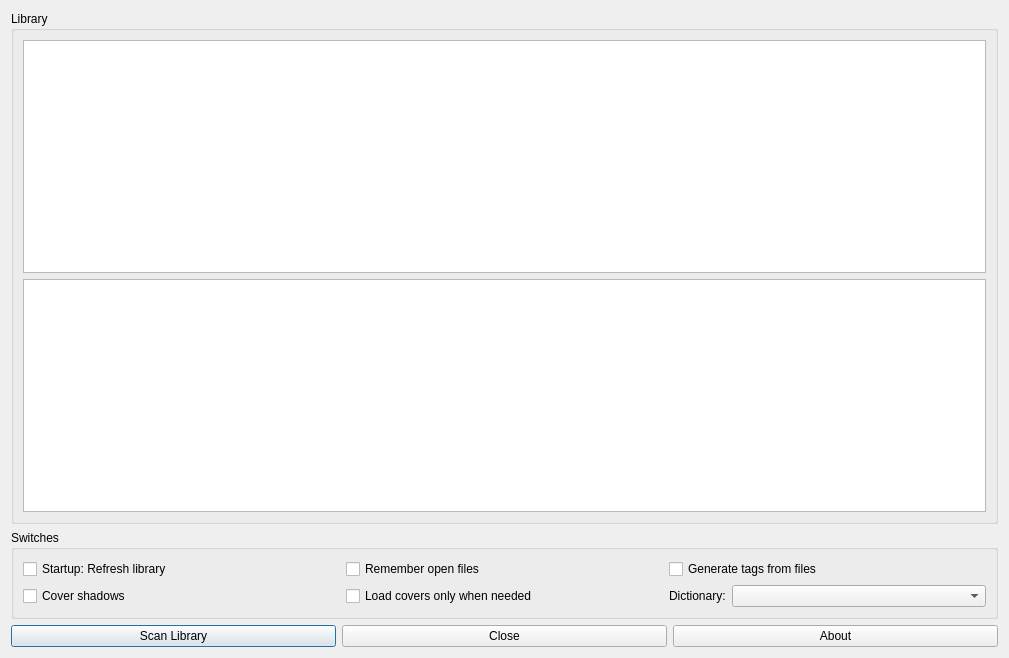
Above: resources/raw/settings.ui from BasioMeusPuga/Lector before the change. Below: the same form after it.
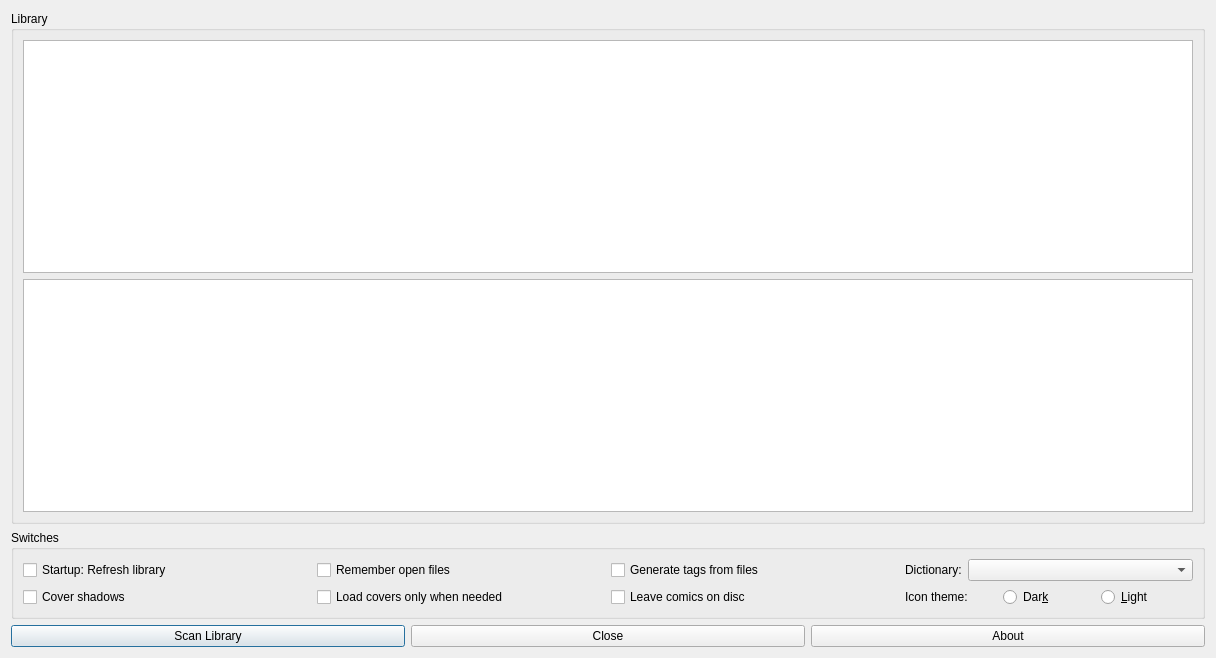
That is the form after the change.

Commit message: Embed icon theme

What changed in the file:
```diff
--- a/resources/raw/settings.ui
+++ b/resources/raw/settings.ui
@@ -6,7 +6,7 @@
    <rect>
     <x>0</x>
     <y>0</y>
-    <width>1009</width>
+    <width>1216</width>
     <height>658</height>
    </rect>
   </property>
@@ -69,6 +69,29 @@
               </property>
              </widget>
             </item>
+            <item>
+             <layout class="QHBoxLayout" name="horizontalLayout_3">
+              <item>
+               <widget class="QLabel" name="languageLabel">
+                <property name="sizePolicy">
+                 <sizepolicy hsizetype="Maximum" vsizetype="Preferred">
+                  <horstretch>0</horstretch>
+                  <verstretch>0</verstretch>
+                 </sizepolicy>
+                </property>
+                <property name="text">
+                 <string>Dictionary:</string>
+                </property>
+                <property name="alignment">
+                 <set>Qt::AlignLeading|Qt::AlignLeft|Qt::AlignVCenter</set>
+                </property>
+               </widget>
+              </item>
+              <item>
+               <widget class="QComboBox" name="languageBox"/>
+              </item>
+             </layout>
+            </item>
            </layout>
           </item>
          </layout>
@@ -93,25 +116,43 @@
            </widget>
           </item>
           <item>
-           <layout class="QHBoxLayout" name="horizontalLayout_3">
+           <widget class="QCheckBox" name="comicsRemain">
+            <property name="text">
+             <string>Leave comics on disc</string>
+            </property>
+           </widget>
+          </item>
+          <item>
+           <layout class="QHBoxLayout" name="horizontalLayout_5">
             <item>
-             <widget class="QLabel" name="languageLabel">
-              <property name="sizePolicy">
-               <sizepolicy hsizetype="Maximum" vsizetype="Preferred">
-                <horstretch>0</horstretch>
-                <verstretch>0</verstretch>
-               </sizepolicy>
+             <widget class="QLabel" name="label">
+              <property name="toolTip">
+               <string>Restart to see changes</string>
               </property>
               <property name="text">
-               <string>Dictionary:</string>
+               <string>Icon theme: </string>
               </property>
-              <property name="alignment">
-               <set>Qt::AlignLeading|Qt::AlignLeft|Qt::AlignVCenter</set>
+             </widget>
+            </item>
+            <item>
+             <widget class="QRadioButton" name="darkIconsRadio">
+              <property name="toolTip">
+               <string>Restart to see changes</string>
               </property>
+              <property name="text">
+               <string>Dar&amp;k</string>
+              </property>
              </widget>
             </item>
             <item>
-             <widget class="QComboBox" name="languageBox"/>
+             <widget class="QRadioButton" name="lightIconsRadio">
+              <property name="toolTip">
+               <string>Restart to see changes</string>
+              </property>
+              <property name="text">
+               <string>&amp;Light</string>
+              </property>
+             </widget>
             </item>
            </layout>
           </item>
```
The commit also changes 69 other files.
